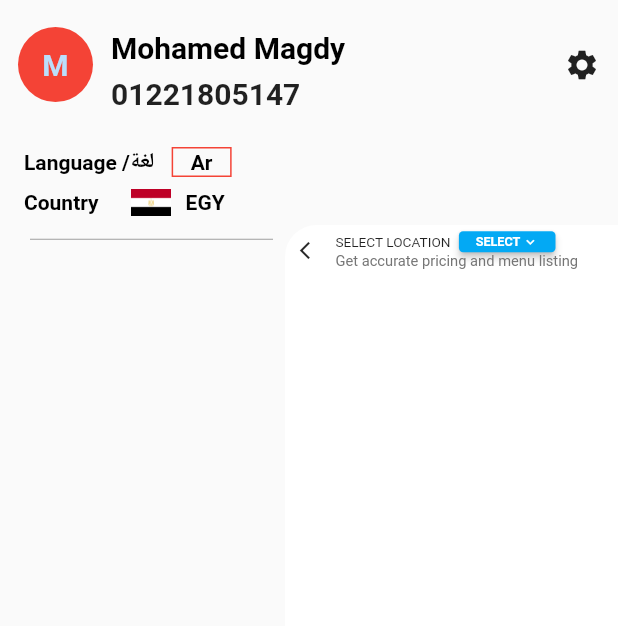
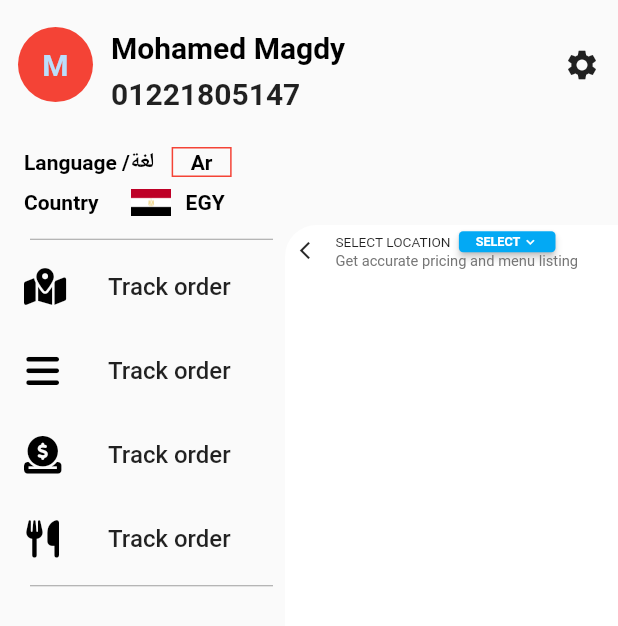
Before and after one commit to momagdy75/KFC, a Flutter app: the screen it shows after launch, after a tap on the "menu" icon, on a phone screen of 412 x 824 dp. Shown: the top 626 px of the screen. Run offline on Flutter 3.47's test engine with Material 2 defaults, Android fonts, the phone set to English and light mode, and no system bars; our stand-ins replace font_awesome_flutter.

Commit message:
KFC App version 0.01

```diff
--- a/lib/AnimatedDrawer.dart
+++ b/lib/AnimatedDrawer.dart
@@ -1,5 +1,5 @@
 import 'package:flutter/material.dart';
-import 'Drawer_Items.dart';
+import 'package:font_awesome_flutter/font_awesome_flutter.dart';
 class AnimatedDrawer extends StatefulWidget {
   const AnimatedDrawer({Key? key}) : super(key: key);
 
@@ -114,12 +114,32 @@ class _AnimatedDrawerState extends State<AnimatedDrawer> {
             ),
             //----------------------//
             Divider(height: 7,color: Colors.grey,indent: 20,endIndent: 230,),
-           Column(
-             //build the drawer here :)
-           )
+           Expanded(
+             child: SingleChildScrollView(
+               child: Column(
+                 children: [
+                   BuildMenuItem(Title: "Track order",icon:FontAwesomeIcons.mapLocationDot, function: (){}),
+                   BuildMenuItem(Title: "Track order",icon: FontAwesomeIcons.bars, function: (){}),
+                   BuildMenuItem(Title: "Track order",icon: FontAwesomeIcons.circleDollarToSlot, function: (){}),
+                   BuildMenuItem(Title: "Track order",icon: FontAwesomeIcons.utensils, function: (){}),
+                   Divider(height: 7,color: Colors.grey,indent: 20,endIndent: 230,),
+
+                 ],
+               ),
+             ),
+           ),
+
           ],
         ),
       ),
     );
   }
+
+  Widget BuildMenuItem(
+      {required String Title,required IconData icon, required Function() function}) {
+    final Color = Colors.white;
+   return ListTile( leading: Icon(icon,size: 25),iconColor: Colors.black,
+     title: Text("$Title", style: TextStyle(fontSize: 16,fontWeight: FontWeight.w500)),
+     onTap: function,);
+  }
 }
```
Also changed, not shown: lib/Drawer_Items.dart (deleted, +0 -21 lines), pubspec.yaml (+4 -4 lines), assets/fonts/AnimatedDrawer.ttf (added).
